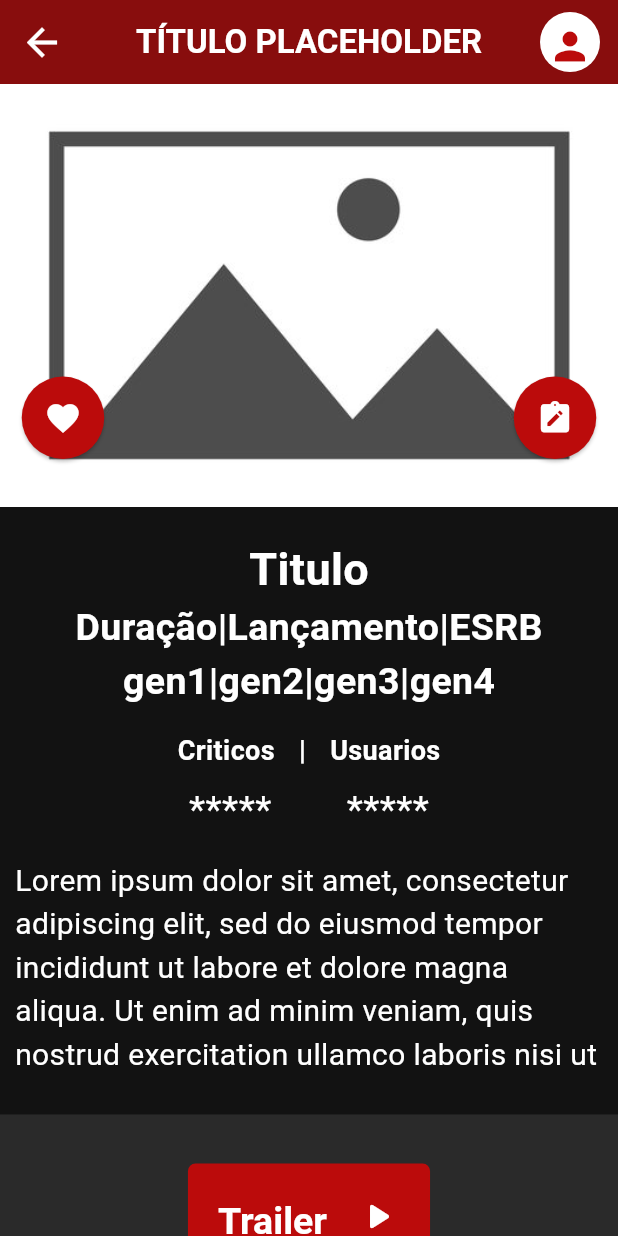
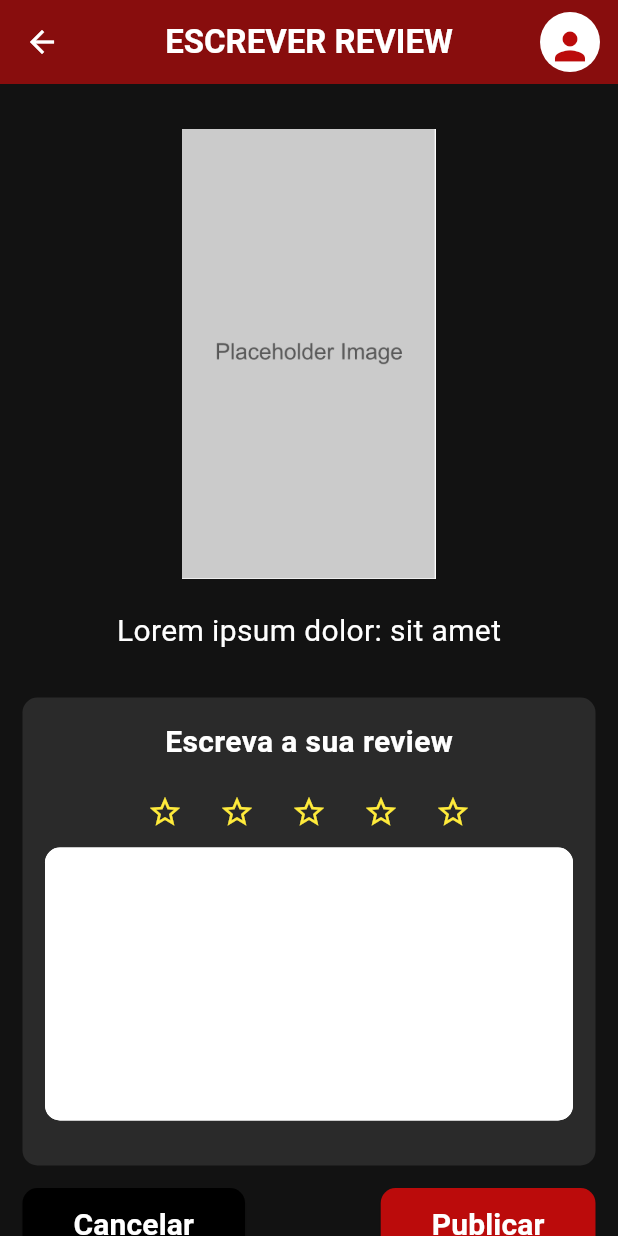
Before and after one commit to Moraes-Bruno/media_suggester, a Flutter app: the Detalhes screen opened directly, after a tap on the "note alt" icon, on a phone screen of 412 x 824 dp. Run offline on Flutter 3.47's test engine with Material 3 defaults, Android fonts, the phone set to English and light mode, and no system bars; our stand-ins replace carousel_slider.

Commit message:
desenvolvido front-end de escrever_review.dart

```diff
--- a/media_suggester/lib/pages/Detalhes.dart
+++ b/media_suggester/lib/pages/Detalhes.dart
@@ -1,6 +1,7 @@
 import 'package:carousel_slider/carousel_slider.dart';
 import 'package:flutter/material.dart';
 import 'package:flutter/widgets.dart';
+import 'package:media_suggester/pages/escrever_review.dart';
 import 'package:url_launcher/url_launcher.dart';
 
 final Uri _url = Uri.parse('https://www.youtube.com');
@@ -79,7 +80,12 @@ class _DetalhesState extends State<Detalhes> {
                             ),
                           ),
                           ElevatedButton(
-                            onPressed: () {},
+                            onPressed: () {
+                              Navigator.push(
+                                context,
+                                MaterialPageRoute(
+                                    builder: (context) => const EscreverReview()));
+                            },
                             style: ElevatedButton.styleFrom(
                                 shape: const CircleBorder(),
                                 padding: const EdgeInsets.all(15),
@@ -100,7 +106,7 @@ class _DetalhesState extends State<Detalhes> {
                 height: 10,
               ),
                Padding(
-                padding: EdgeInsets.all(10),
+                padding: const EdgeInsets.all(10),
                 child: Column(
                   children: [
                     const Text(
--- /dev/null
+++ b/media_suggester/lib/pages/escrever_review.dart
@@ -0,0 +1,178 @@
+import 'package:flutter/material.dart';
+
+class EscreverReview extends StatefulWidget {
+  const EscreverReview({super.key});
+
+  @override
+  State<EscreverReview> createState() => _EscreverReviewState();
+}
+
+class _EscreverReviewState extends State<EscreverReview> {
+  int _nota = 0;
+
+  _setNota(int index) {
+    setState(() {
+      _nota = index + 1;
+    });
+  }
+
+  @override
+  Widget build(BuildContext context) {
+    return Scaffold(
+      appBar: AppBar(
+        backgroundColor: Theme.of(context).colorScheme.primary,
+        title: const Text(
+          "ESCREVER REVIEW",
+          style: TextStyle(fontWeight: FontWeight.bold),
+        ),
+        centerTitle: true,
+        actions: [
+          Padding(
+            padding: const EdgeInsets.all(8.0),
+            child: Row(
+              children: [
+                Container(
+                  decoration: const BoxDecoration(
+                      shape: BoxShape.circle, color: Colors.white),
+                  child: IconButton(
+                    onPressed: () {},
+                    icon: Icon(Icons.person,
+                        color: Theme.of(context).colorScheme.secondary,
+                        size: 30),
+                    padding: const EdgeInsetsDirectional.all(8.0),
+                  ),
+                )
+              ],
+            ),
+          ),
+        ],
+      ),
+      body: SingleChildScrollView(
+        child: Container(
+          margin: const EdgeInsets.only(top: 30),
+          width: double.infinity,
+          child: Column(
+            crossAxisAlignment: CrossAxisAlignment.center,
+            children: [
+              const Image(
+                image: AssetImage("assets/images/vertical_placeholder.jpg"),
+                height: 300,
+                width: 200,
+              ),
+              const SizedBox(
+                height: 20,
+              ),
+              const Text(
+                "Lorem ipsum dolor: sit amet",
+                style: TextStyle(
+                  fontSize: 20,
+                ),
+              ),
+              Container(
+                width: MediaQuery.of(context).size.width - 30,
+                margin: const EdgeInsets.only(top: 30),
+                decoration: const BoxDecoration(
+                    color: Color.fromARGB(255, 42, 42, 42),
+                    borderRadius: BorderRadius.all(Radius.circular(10))),
+                child: Padding(
+                  padding: const EdgeInsets.all(15),
+                  child: Column(
+                    children: [
+                      const Text(
+                        "Escreva a sua review",
+                        style: TextStyle(
+                          fontSize: 20,
+                          fontWeight: FontWeight.bold,
+                        ),
+                      ),
+                      const SizedBox(height: 8),
+                      Row(
+                        mainAxisAlignment: MainAxisAlignment.center,
+                        children: List.generate(5, (index) {
+                          return IconButton(
+                              onPressed: () => _setNota(index),
+                              icon: Icon(
+                                index < _nota ? Icons.star : Icons.star_border,
+                                color: Colors.yellow,
+                              ));
+                        }),
+                      ),
+                      TextField(
+                        keyboardType: TextInputType.multiline,
+                        minLines: 5,
+                        maxLines: 10,
+                        style: const TextStyle(fontSize: 20),
+                        decoration: InputDecoration(
+                          border: OutlineInputBorder(
+                            borderRadius: BorderRadius.circular(10.0),
+                          ),
+                          filled: true,
+                          /*Theme.of(context).colorScheme:utilizado para acessar as cores do tema,
+                      a unica parte que se altera é o final*/
+                          fillColor:
+                              Theme.of(context).colorScheme.inversePrimary,
+                        ),
+                      ),
+                      const SizedBox(
+                        height: 15,
+                      ),
+                    ],
+                  ),
+                ),
+              ),
+              Container(
+                width: MediaQuery.of(context).size.width - 30,
+                margin: const EdgeInsets.only(top: 15,bottom: 30),
+                child: Row(
+                  mainAxisAlignment: MainAxisAlignment.spaceBetween,
+                  children: [
+                    ElevatedButton(
+                      onPressed: () {
+                        Navigator.pop(context);
+                      },
+                      style: ElevatedButton.styleFrom(
+                        backgroundColor: Theme.of(context).colorScheme.tertiary,
+                        shape: RoundedRectangleBorder(
+                            borderRadius: BorderRadius.circular(10)),
+                      ),
+                      child: Padding(
+                        padding: const EdgeInsets.all(10),
+                        child: Text(
+                          "Cancelar",
+                          style: TextStyle(
+                              fontSize: 20,
+                              fontWeight: FontWeight.bold,
+                              color:
+                                  Theme.of(context).colorScheme.inversePrimary),
+                        ),
+                      ),
+                    ),
+                    ElevatedButton(
+                        onPressed: () {},
+                        style: ElevatedButton.styleFrom(
+                          backgroundColor:
+                              Theme.of(context).colorScheme.secondary,
+                          shape: RoundedRectangleBorder(
+                              borderRadius: BorderRadius.circular(10)),
+                        ),
+                        child: Padding(
+                          padding: const EdgeInsets.all(10),
+                          child: Text(
+                            "Publicar",
+                            style: TextStyle(
+                                fontSize: 20,
+                                fontWeight: FontWeight.bold,
+                                color:
+                                    Theme.of(context).colorScheme.inversePrimary),
+                          ),
+                        ))
+                  ],
+                ),
+              )
+            ],
+          ),
+        ),
+      ),
+    );
+  }
+}
```
Also changed, not shown: media_suggester/assets/images/vertical_placeholder.jpg (added).
